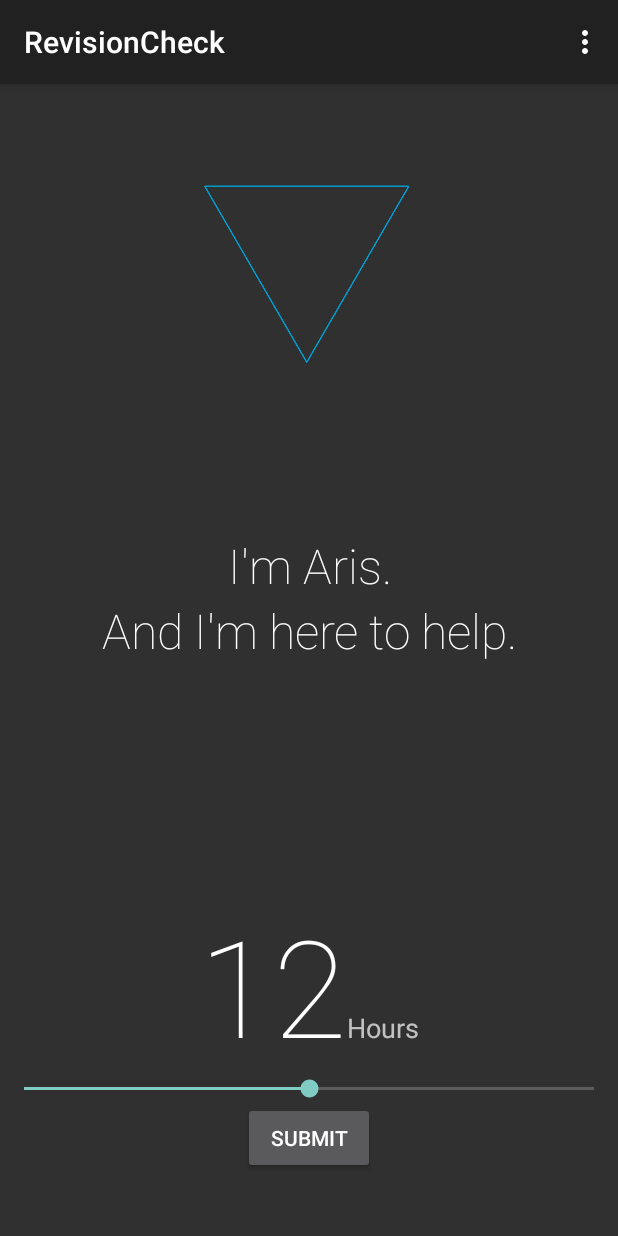
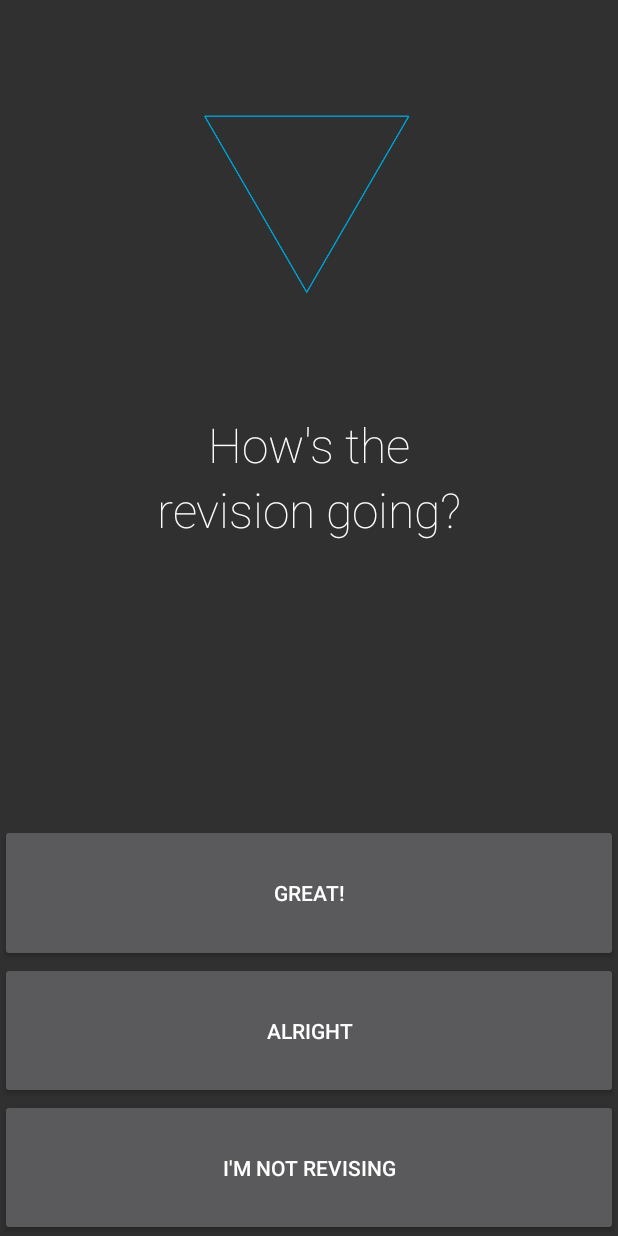
Before and after one commit to JoeHart/Aris, an Android app: the screen it shows after launch (RevisionCheck), on a phone screen of 412 x 824 dp. Run offline under Robolectric (Android 15) with nearby library versions, the phone set to English and light mode, and no system bars.

Commit message:
Basic interaction interface built

```diff
--- a/app/src/main/java/com/hart/aris/app/RevisionCheck.java
+++ b/app/src/main/java/com/hart/aris/app/RevisionCheck.java
@@ -4,10 +4,20 @@ import android.support.v7.app.ActionBarActivity;
 import android.os.Bundle;
 import android.view.Menu;
 import android.view.MenuItem;
+import android.view.View;
+import android.widget.TextView;
+import android.view.View.OnClickListener;
+import android.support.v4.app.FragmentActivity;
+import android.support.v4.app.Fragment;
+import android.content.Intent;
+
 import com.hart.aris.app.R;
 
-public class RevisionCheck extends ActionBarActivity {
+import java.util.ArrayList;
 
+public class RevisionCheck extends FragmentActivity {
+    private ArrayList<TextView> arisTextViews;
+    RevisionCheckAnswerFragment answerFragment;
     @Override
     protected void onCreate(Bundle savedInstanceState) {
         super.onCreate(savedInstanceState);
@@ -28,8 +38,8 @@ public class RevisionCheck extends ActionBarActivity {
             }
 
             // Create a new Fragment to be placed in the activity layout
-            HoursAnswerFragment firstFragment = new HoursAnswerFragment();
-
+            answerFragment = new RevisionCheckAnswerFragment();
+            initializeArisText();
 
             //Aris Fragment
             ArisTriangleFragment arisTriangleFragment = new ArisTriangleFragment();
@@ -38,10 +48,37 @@ public class RevisionCheck extends ActionBarActivity {
             // Intent, pass the Intent's extras to the fragment as arguments
             // firstFragment.setArguments(getIntent().getExtras());
             //getSupportFragmentManager().beginTransaction().add(R.id.answerContainer, firstFragment);
-            getSupportFragmentManager().beginTransaction().add(R.id.answerContainer,firstFragment).commit();
+            getSupportFragmentManager().beginTransaction().add(R.id.answerContainer,answerFragment).commit();
 
             getSupportFragmentManager().beginTransaction().add(R.id.arisTriangleContainer, arisTriangleFragment).commit();
         }
+    }
+
+    public void onPause(){
+        super.onPause();
+        finish();
+    }
+
+    public void initializeArisText(){
+        arisTextViews = new ArrayList<TextView>();
+        //put them into the array list for future manipulation
+        arisTextViews.add((TextView) findViewById(R.id.arisTextView1));
+        arisTextViews.add((TextView) findViewById(R.id.arisTextView2));
+        arisTextViews.add((TextView) findViewById(R.id.arisTextView3));
+
+    }
+
+    public void hideArisText(){
+        for(TextView t: arisTextViews){
+            t.setVisibility(TextView.INVISIBLE);
+            t.setAlpha(0.0f);
+        }
+    }
+
+    public void setArisText(String line1, String line2, String line3){
+        arisTextViews.get(0).setText(line1);
+        arisTextViews.get(1).setText(line2);
+        arisTextViews.get(2).setText(line3);
     }
 
 
@@ -65,4 +102,48 @@ public class RevisionCheck extends ActionBarActivity {
         return super.onOptionsItemSelected(item);
     }
 
+    public void positiveResponse(View view){
+
+        setArisText("Awesome! Good Work!","Keep it up!","");
+        //TODO: Implement storage of positive response
+        //Fragment remove = answerFragment;
+        clearAnswer();
+    }
+
+    public void clearAnswer(){
+        getSupportFragmentManager().beginTransaction().
+                remove(getSupportFragmentManager().findFragmentById(R.id.answerContainer)).commit();
+    }
+
+    public void neutralResponse(View view){
+        setArisText("Oh no.","Why's that?","");
+        clearAnswer();
+        ReasonBadQuestion newAnswer = new ReasonBadQuestion();
+        getSupportFragmentManager().beginTransaction().add(R.id.answerContainer, newAnswer).commit();
+
+    }
+
+    public void notResponse(View view){
+        //TODO: Check if they should be revising at the moment
+        //If so ask why they arent?
+
+        //if not ask when they will next
+        setArisText("When will you","revise next?","");
+        clearAnswer();
+
+
+    }
+
+    public void distractedResponse(View view){
+        //TODO: recommend distraction techniques
+    }
+
+    public void boredResponse(View view){
+        //TODO: Fetch ted talk to do with persons subject
+    }
+
+    public void terribleResponse(View view){
+        //TODO: Advise excercise, sun and eating healthily.
+    }
+
 }
--- /dev/null
+++ b/app/src/main/java/com/hart/aris/app/RevisionCheckAnswerFragment.java
@@ -0,0 +1,44 @@
+package com.hart.aris.app;
+
+import android.app.Activity;
+import android.net.Uri;
+import android.os.Bundle;
+import android.support.v4.app.Fragment;
+import android.view.LayoutInflater;
+import android.view.View;
+import android.view.ViewGroup;
+
+
+public class RevisionCheckAnswerFragment extends Fragment {
+
+    public RevisionCheckAnswerFragment() {
+        // Required empty public constructor
+    }
+
+    @Override
+    public void onCreate(Bundle savedInstanceState) {
+        super.onCreate(savedInstanceState);
+
+    }
+
+    @Override
+    public View onCreateView(LayoutInflater inflater, ViewGroup container,
+                             Bundle savedInstanceState) {
+        // Inflate the layout for this fragment
+        return inflater.inflate(R.layout.fragment_revision_check_answer, container, false);
+    }
+
+    @Override
+    public void onAttach(Activity activity) {
+        super.onAttach(activity);
+
+    }
+
+    @Override
+    public void onDetach() {
+        super.onDetach();
+    }
+
+
+
+}
--- a/app/src/main/res/layout/activity_main.xml
+++ b/app/src/main/res/layout/activity_main.xml
@@ -32,7 +32,7 @@
                 android:id="@+id/arisTextView1"
                 android:layout_gravity="center|top"
                 android:fontFamily="sans-serif-thin"
-                android:textSize="32dp"
+                android:textSize="20dp"
                 android:longClickable="false"
                 android:maxWidth="300dp"
                 android:textAlignment="center"
@@ -47,7 +47,7 @@
                 android:id="@+id/arisTextView2"
                 android:layout_gravity="center"
                 android:fontFamily="sans-serif-thin"
-                android:textSize="32dp"
+                android:textSize="20dp"
                 android:longClickable="false"
                 android:maxWidth="300dp"
                 android:textAlignment="center"
--- a/app/src/main/res/layout/activity_revision_check.xml
+++ b/app/src/main/res/layout/activity_revision_check.xml
@@ -28,7 +28,7 @@
                 android:layout_width="fill_parent"
                 android:layout_height="wrap_content"
                 android:textAppearance="?android:attr/textAppearanceLarge"
-                android:text="Hi There!"
+                android:text="How's the"
                 android:id="@+id/arisTextView1"
                 android:layout_gravity="center|top"
                 android:fontFamily="sans-serif-thin"
@@ -36,14 +36,14 @@
                 android:longClickable="false"
                 android:maxWidth="300dp"
                 android:textAlignment="center"
-                android:visibility="invisible"
+                android:visibility="visible"
                 android:gravity="center" />
 
             <TextView
                 android:layout_width="fill_parent"
                 android:layout_height="wrap_content"
                 android:textAppearance="?android:attr/textAppearanceLarge"
-                android:text="I'm Aris."
+                android:text="revision going?"
                 android:id="@+id/arisTextView2"
                 android:layout_gravity="center"
                 android:fontFamily="sans-serif-thin"
@@ -57,7 +57,6 @@
                 android:layout_width="fill_parent"
                 android:layout_height="wrap_content"
                 android:textAppearance="?android:attr/textAppearanceLarge"
-                android:text="And I'm here to help."
                 android:id="@+id/arisTextView3"
                 android:layout_gravity="center_horizontal|bottom"
                 android:fontFamily="sans-serif-thin"
--- /dev/null
+++ b/app/src/main/res/layout/fragment_revision_check_answer.xml
@@ -0,0 +1,37 @@
+<FrameLayout xmlns:android="http://schemas.android.com/apk/res/android"
+    xmlns:tools="http://schemas.android.com/tools"
+    android:layout_width="match_parent"
+    android:layout_height="match_parent"
+    tools:context="com.hart.aris.app.RevisionCheckAnswerFragment">
+
+
+    <LinearLayout
+        android:orientation="vertical"
+        android:layout_width="fill_parent"
+        android:layout_height="fill_parent">
+
+        <Button
+            android:layout_width="fill_parent"
+            android:layout_height="fill_parent"
+            android:text="Great!"
+            android:id="@+id/positiveButton"
+            android:layout_weight="1"
+            android:onClick="positiveResponse" />
+
+        <Button
+            android:layout_width="fill_parent"
+            android:layout_height="fill_parent"
+            android:text="Alright"
+            android:id="@+id/neutralButton"
+            android:layout_weight="1"
+            android:onClick="neutralResponse"/>
+
+        <Button
+            android:layout_width="fill_parent"
+            android:layout_height="fill_parent"
+            android:text="I'm not revising"
+            android:id="@+id/notButton"
+            android:layout_weight="1"
+            android:onClick="notResponse"/>
+    </LinearLayout>
+</FrameLayout>
```
Also changed, not shown: app/src/main/java/com/hart/aris/app/ReasonBadQuestion.java (added, +37 -0 lines), app/src/main/res/layout/fragment_reason_bad_question.xml (added, +37 -0 lines).
